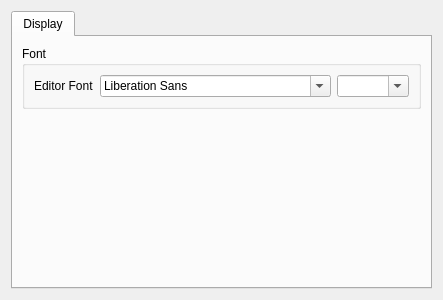
This is src/CoreGui/source/CodeEditorWidgetConfig.ui in JPNaude/Qtilities as Qt 5 draws it before an edit. The edited form follows.
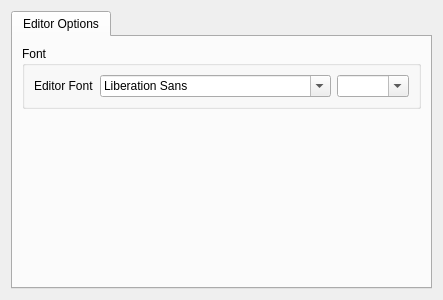
This is the edited form.

Commit message: Some work done on the CodeEditor related classes.

Patch:
```diff
--- a/src/CoreGui/source/CodeEditorWidgetConfig.ui
+++ b/src/CoreGui/source/CodeEditorWidgetConfig.ui
@@ -21,7 +21,7 @@
      </property>
      <widget class="QWidget" name="tab">
       <attribute name="title">
-       <string>Display</string>
+       <string>Editor Options</string>
       </attribute>
       <layout class="QVBoxLayout" name="verticalLayout_2">
        <item>
```
The commit also changes 4 other files.
